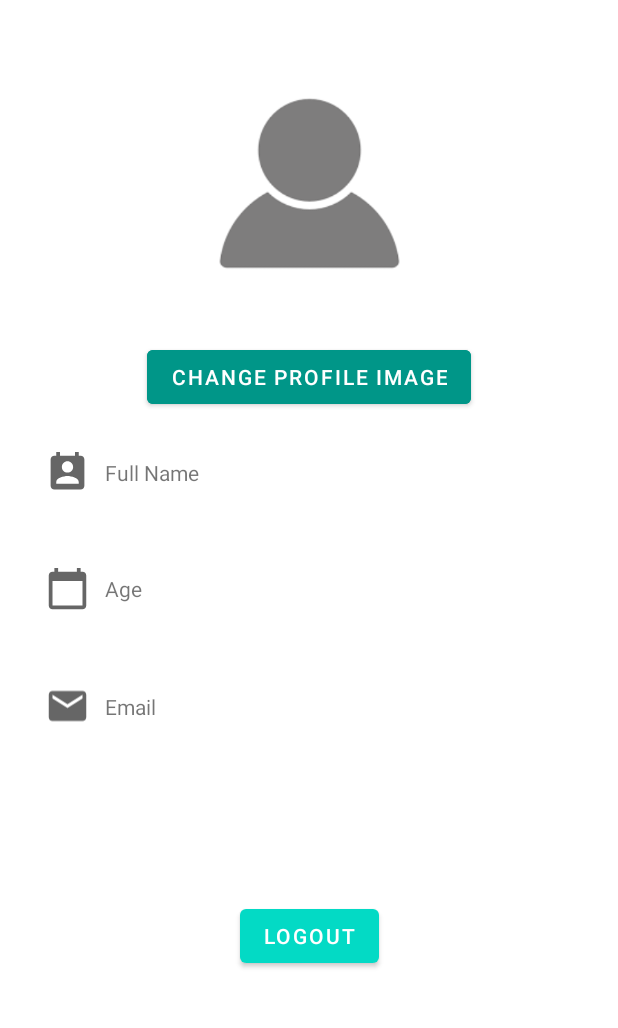
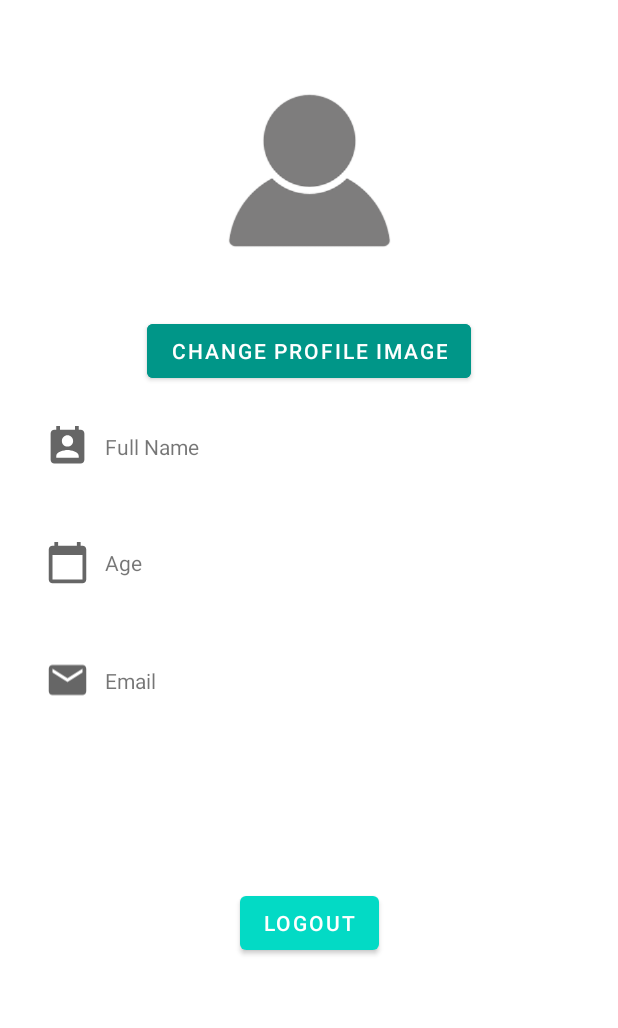
Before and after one commit to luluket/shop, an Android app: the ProfileActivity screen opened directly, with no data from a screen before it, on a phone screen of 412 x 824 dp, the part 148-1176 px from its top. Run offline under Robolectric (Android 15) with nearby library versions, the phone set to English and light mode, and no system bars; our stand-ins replace CircleImageView, Firebase (no records; nobody signed in at launch, a user with empty details on screens opened directly), Picasso.

Commit message:
fix activity behaviour and resize profile image

```diff
--- a/app/src/main/res/layout/activity_profile.xml
+++ b/app/src/main/res/layout/activity_profile.xml
@@ -27,8 +27,8 @@
 
     <de.hdodenhof.circleimageview.CircleImageView
         android:id="@+id/profileImg"
-        android:layout_width="167dp"
-        android:layout_height="167dp"
+        android:layout_width="150dp"
+        android:layout_height="150dp"
         android:layout_marginTop="40dp"
         android:background="@drawable/avatar"
         app:civ_border_color="#FF000000"
```
Also changed, not shown: app/src/main/java/com/luka/shop/ProfileActivity.java (+8 -2 lines).
